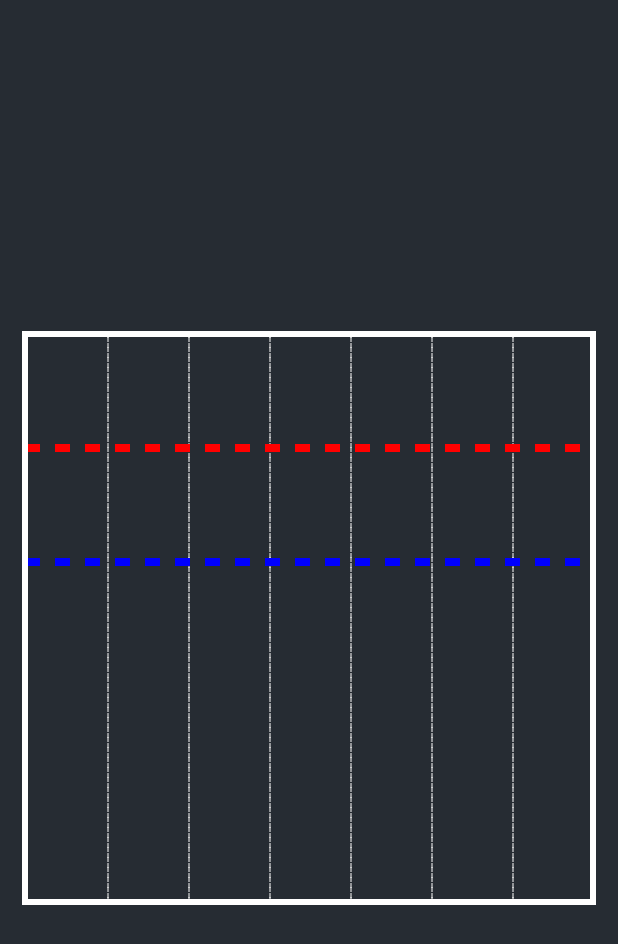
After one commit to cubouyaka/Coach-Nutrition-Project, an Android app: the History screen opened directly, with no data from a screen before it, on a phone screen of 412 x 824 dp. The commit adds this screen. Shown: the top 944 px of the screen. Run offline under Robolectric (Android 15) with nearby library versions, the phone set to English and light mode, and no system bars.

Commit message:
History first try

```diff
--- a/app/src/main/AndroidManifest.xml
+++ b/app/src/main/AndroidManifest.xml
@@ -30,8 +30,8 @@
         <activity android:name=".AllSettings" />
         <activity android:name=".GetDate" />
         <activity android:name=".CalorieManager" />
-        <activity android:name=".SearchFile"></activity>
-
+        <activity android:name=".SearchFile" />
+        <activity android:name=".History"></activity>
     </application>
 
 </manifest>
--- a/app/src/main/java/com/oc/rss/coach_nutrition_project/CalorieManager.java
+++ b/app/src/main/java/com/oc/rss/coach_nutrition_project/CalorieManager.java
@@ -17,6 +17,8 @@ public class CalorieManager {
     public int calorie[] = new int[7];
     public long timestamp;
     public int current_date_index = 0;
+    public int minCalorie = 0;
+    public int maxCalorie = 0;
 
     // Get instance of the calorie manager
     static CalorieManager getInstance(AppCompatActivity app) {
@@ -82,6 +84,9 @@ public class CalorieManager {
 
         SharedPreferences pref = caller.getSharedPreferences("OBJECTIVE", Context.MODE_PRIVATE);
 
+        minCalorie = pref.getInt ("min", caller.getResources ().getInteger (R.integer.minCalorie));
+        maxCalorie = pref.getInt ("max", caller.getResources ().getInteger (R.integer.maxCalorie));
+
         // Load the calorie history
         for (int i = 0 ; i < 7 ; i++)
             calorie[i] = pref.getInt ("c" + i, 0);
--- /dev/null
+++ b/app/src/main/java/com/oc/rss/coach_nutrition_project/DrawView.java
@@ -0,0 +1,125 @@
+package com.oc.rss.coach_nutrition_project;
+
+import android.content.Context;
+import android.content.SharedPreferences;
+import android.graphics.Canvas;
+import android.graphics.Color;
+import android.graphics.DashPathEffect;
+import android.graphics.Paint;
+import android.graphics.Path;
+import android.util.Log;
+import android.view.View;
+
+public class DrawView extends View {
+    Paint paint = new Paint();
+
+    public DrawView(Context context) {
+        super(context);
+    }
+
+    @Override
+    public void onDraw(Canvas canvas) {
+
+        int pos = 0;
+        int colorBackground = getResources ().getColor (R.color.colorBackground);
+
+        // Balance the display on the screen
+        int width = canvas.getWidth ();
+        int height = canvas.getHeight ();
+
+        int minCalorie = CalorieManager.getInstance (null).minCalorie;
+        int maxCalorie = CalorieManager.getInstance (null).maxCalorie;
+        int calories[] = CalorieManager.getInstance (null).calorie;
+
+        int size = Math.min (width, height) - 50;
+        int range = size / 7;
+
+        // Find the best scale to display the calories
+        int max = maxCalorie * 5/4;
+        for (int i = 0 ; i < calories.length ; i++)
+            max = Math.max (max, calories[i] * 5/4);
+
+        float scale = (float) size / (float) max;
+
+        int top = (height - size) / 2;
+        int left = (width - size) / 2;
+
+        // Draw background grid
+        paint.setStrokeWidth(1);
+        paint.setColor(Color.WHITE);
+        paint.setStyle(Paint.Style.STROKE);
+        int gridLeft = left + 2;
+        paint.setPathEffect(new DashPathEffect(new float[]{5, 5, 5, 5}, 0));
+        for (int i = 0 ; i < calories.length ; i++) {
+
+            canvas.drawRect (gridLeft, top, gridLeft + range, top + size, paint);
+            gridLeft += range;
+        }
+        paint.reset ();
+
+        // draw maximum calories value
+        paint.setStrokeWidth(4);
+        int calorieLeft = left + 3;
+
+        for (int i = 0 ; i < calories.length ; i++) {
+
+            int value = calories[calories.length - i - 1];
+            int calorieHeight = (int) ((float) value * scale);
+
+            if (value > maxCalorie)
+                paint.setColor(Color.RED);
+            else if (value < minCalorie)
+                paint.setColor(Color.BLUE);
+            else
+                paint.setColor(Color.GREEN);
+            paint.setAlpha (128);
+            paint.setStyle(Paint.Style.FILL);
+            canvas.drawRect (calorieLeft, top + size - calorieHeight, calorieLeft + range, top + size, paint);
+
+            calorieLeft += range;
+        }
+
+        Log.d ("DEBUG", "HISTORY");
+        calorieLeft = left + 3;
+        paint.setAlpha (255);
+        for (int i = 0 ; i < calories.length ; i++) {
+
+            int value = calories[calories.length - i - 1];
+            int calorieHeight = (int) ((float) value * scale);
+
+            paint.setColor(Color.WHITE);
+            paint.setStyle(Paint.Style.STROKE);
+            canvas.drawRect (calorieLeft, top + size - calorieHeight, calorieLeft + range, top + size, paint);
+
+            calorieLeft += range;
+        }
+        paint.reset ();
+
+        // Draw minimum and maximum calorie baseline
+        paint.setStrokeWidth(8);
+        paint.setStyle(Paint.Style.STROKE);
+        paint.setPathEffect(new DashPathEffect(new float[]{15, 15, 15, 15}, 0));
+
+        Path path = new Path ();
+        pos = top + size - (int) ((float) minCalorie * scale);
+        path.moveTo (left, pos);
+        path.lineTo (left + size, pos);
+        paint.setColor(Color.BLUE);
+        canvas.drawPath (path, paint);
+
+        path.reset ();
+        pos = top + size - (int) ((float) maxCalorie * scale);
+        path.moveTo (left, pos);
+        path.lineTo (left + size, pos);
+        paint.setColor(Color.RED);
+        canvas.drawPath (path, paint);
+
+        paint.reset ();
+
+        // Draw background border
+        paint.setColor(Color.WHITE);
+        paint.setStrokeWidth(6);
+        paint.setStyle(Paint.Style.STROKE);
+        canvas.drawRect (left, top, left + size, top + size, paint);
+    }
+}
--- /dev/null
+++ b/app/src/main/java/com/oc/rss/coach_nutrition_project/History.java
@@ -0,0 +1,19 @@
+package com.oc.rss.coach_nutrition_project;
+
+import android.graphics.Color;
+import android.support.v7.app.AppCompatActivity;
+import android.os.Bundle;
+
+public class History extends AppCompatActivity {
+
+    private DrawView drawView;
+
+    @Override
+    protected void onCreate(Bundle savedInstanceState) {
+        super.onCreate(savedInstanceState);
+        setContentView(R.layout.activity_history);
+        drawView = new DrawView(this);
+        drawView.setBackgroundColor (getResources ().getColor (R.color.colorBackground));
+        setContentView(drawView);
+    }
+}
--- a/app/src/main/java/com/oc/rss/coach_nutrition_project/MainActivity.java
+++ b/app/src/main/java/com/oc/rss/coach_nutrition_project/MainActivity.java
@@ -44,7 +44,7 @@ public class MainActivity extends AppCompatActivity {
     }
 
     public void onClickHistory (View view){
-        Intent intent = new Intent (this, show_food_db.class);
+        Intent intent = new Intent (this, History.class);
         startActivity (intent);
     }
 
--- a/app/src/main/java/com/oc/rss/coach_nutrition_project/settings.java
+++ b/app/src/main/java/com/oc/rss/coach_nutrition_project/settings.java
@@ -19,6 +19,7 @@ public class settings extends AppCompatActivity {
 
     @Override
     protected void onCreate(Bundle savedInstanceState) {
+
         super.onCreate(savedInstanceState);
         setContentView(R.layout.activity_settings);
         ed_min = (EditText) findViewById(R.id.ed_min);
@@ -66,6 +67,9 @@ public class settings extends AppCompatActivity {
         prefEdit.putInt("max", max);
         prefEdit.apply();
 
+        CalorieManager.getInstance (this).minCalorie = min;
+        CalorieManager.getInstance (this).maxCalorie = max;
+
         Intent i = new Intent();
         i.putExtra("min",strMin);
         i.putExtra("max",strMax);
--- /dev/null
+++ b/app/src/main/res/layout/activity_history.xml
@@ -0,0 +1,9 @@
+<?xml version="1.0" encoding="utf-8"?>
+<android.support.constraint.ConstraintLayout xmlns:android="http://schemas.android.com/apk/res/android"
+    xmlns:app="http://schemas.android.com/apk/res-auto"
+    xmlns:tools="http://schemas.android.com/tools"
+    android:layout_width="match_parent"
+    android:layout_height="match_parent"
+    tools:context="com.oc.rss.coach_nutrition_project.History">
+
+</android.support.constraint.ConstraintLayout>
```
